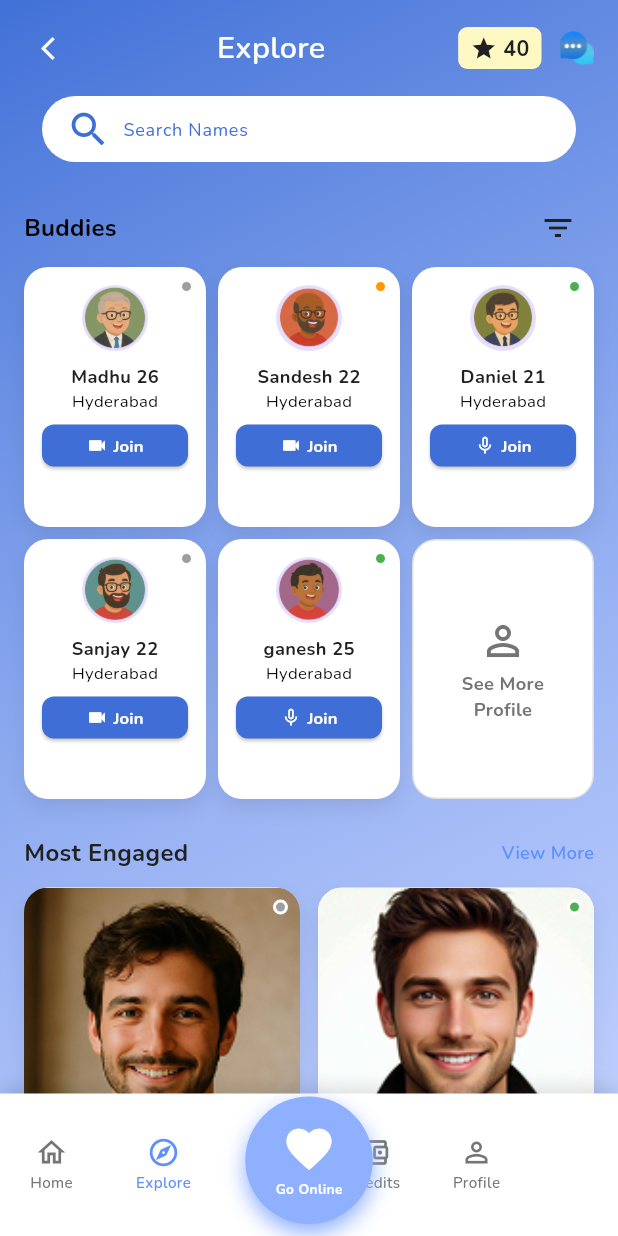
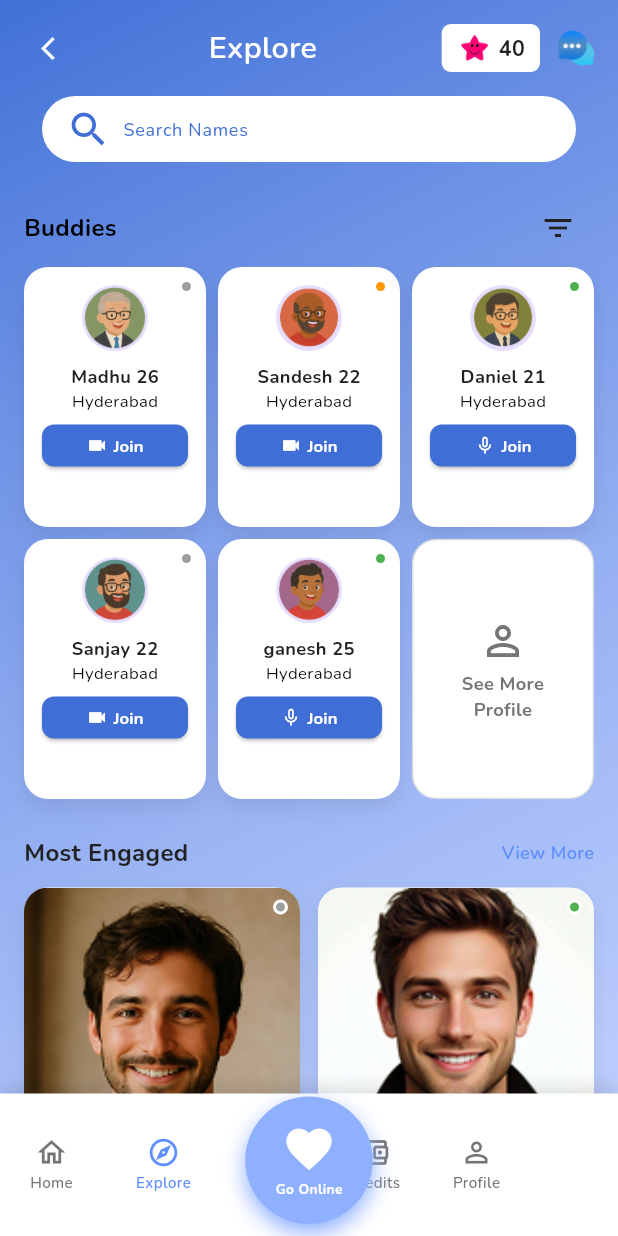
Before and after one commit to sanashajiya/little_hearts, a Flutter app: the _FemaleExploreView screen opened directly, on a phone screen of 412 x 824 dp. Run offline on Flutter 3.47's test engine with Material 3 defaults, Android fonts, the phone set to English and light mode, and no system bars; our stand-ins replace dartz, dio, equatable, flutter_bloc, get_it, go_router and 3 more; accounts and stored records are empty.

Commit message:
fix navigation issue

```diff
--- a/lib/features/female/credits/presentation/screens/credits_screen.dart
+++ b/lib/features/female/credits/presentation/screens/credits_screen.dart
@@ -130,7 +130,7 @@ class CreditsScreen extends StatelessWidget {
                               size: 20,
                               color: Colors.white,
                             ),
-                            onPressed: () => context.pop(),
+                            onPressed: () => context.go('/female/explore', extra: mode),
                           ),
                           Expanded(
                             child: Center(
--- a/lib/features/female/explore/presentation/widgets/female_explore_appbar.dart
+++ b/lib/features/female/explore/presentation/widgets/female_explore_appbar.dart
@@ -26,17 +26,17 @@ class FemaleExploreAppBar extends StatelessWidget {
         Row(
           children: [
             Container(
-              padding: const EdgeInsets.symmetric(horizontal: 8, vertical: 4),
+              padding: const EdgeInsets.symmetric(horizontal: 10, vertical: 4),
               decoration: BoxDecoration(
-                color: const Color(0xFFFEF9C3),
+                color:  Colors.white,
                 borderRadius: BorderRadius.circular(6),
               ),
               child: Row(
                 children: [
-                  const Icon(
-                    Icons.star,
-                    size: 18,
-                    color: AppColors.textPrimary,
+                  Image.asset(
+                    'assets/icons/star.png',
+                    width: 24,
+                    height: 24,
                   ),
                   const SizedBox(width: 4),
                   CustomText(
@@ -51,8 +51,8 @@ class FemaleExploreAppBar extends StatelessWidget {
             const SizedBox(width: 12),
             Image.asset(
               'assets/icons/chat.png',
-              width: 23,
-              height: 23,
+              width: 24,
+              height: 24,
             ),
           ],
         ),
--- a/lib/features/female/go_online/presentation/screens/go_online_screen.dart
+++ b/lib/features/female/go_online/presentation/screens/go_online_screen.dart
@@ -6,11 +6,11 @@ import '../../../../../core/theme/zone_theme.dart';
 import '../bloc/go_online_bloc.dart';
 import '../bloc/go_online_event.dart';
 import '../bloc/go_online_state.dart';
-import '../widgets/female_app_bar.dart';
 import '../widgets/call_toggle_row.dart';
 import '../widgets/monthly_bonus_card.dart';
 import '../widgets/bonus_rewards_card.dart';
 import '../../../explore/presentation/widgets/female_bottom_navigation_bar.dart';
+import 'package:go_router/go_router.dart';
 
 class GoOnlineScreen extends StatelessWidget {
   const GoOnlineScreen({super.key});
@@ -52,7 +52,7 @@ class GoOnlineScreen extends StatelessWidget {
                             size: 20,
                             color: Colors.white,
                           ),
-                          onPressed: () => Navigator.of(context).pop(),
+                          onPressed: () =>  context.go('/female/explore', extra: mode),
                         ),
                         Expanded(
                           child: Center(
```
